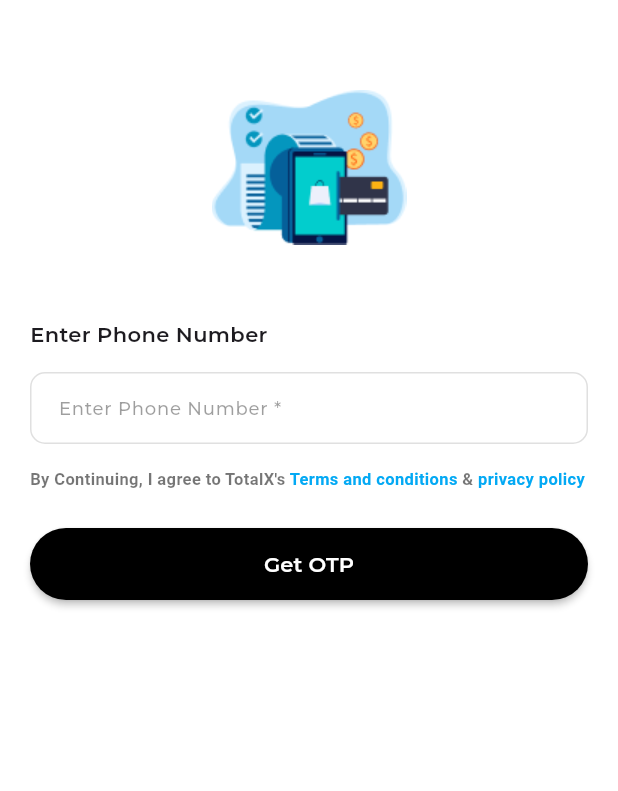
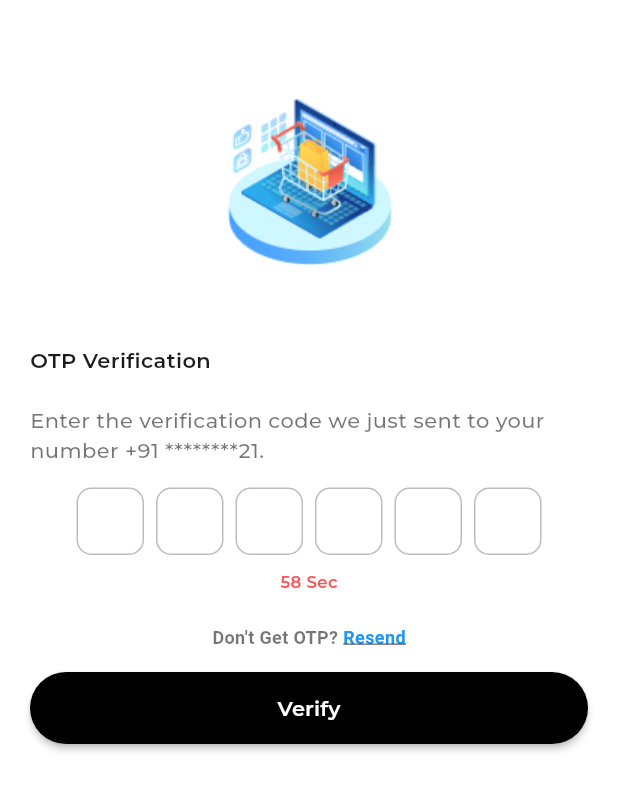
Before and after one commit to faizsr/Totalx-Machine-Task, a Flutter app: the screen it shows after launch, after a tap on "Get OTP", on a phone screen of 412 x 824 dp. Shown: the top 791 px of the screen. Run offline on Flutter 3.47's test engine with Material 3 defaults, Android fonts, the phone set to English and light mode, and no system bars; drawn by our look-alikes of pinput; our stand-ins replace page_transition; project files that could hold a hidden picture were left out.

Commit message:
OTP verification page UI completed

```diff
--- a/lib/src/config/app_textstyles.dart
+++ b/lib/src/config/app_textstyles.dart
@@ -12,6 +12,19 @@ const helperTextStyle2 = TextStyle(
   color: Colors.lightBlue,
 );
 
+const helperTextStyle3 = TextStyle(
+  fontSize: 12,
+  fontWeight: FontWeight.w600,
+  color: Colors.black54,
+);
+
+const helperTextStyle4 = TextStyle(
+  fontSize: 12,
+  fontWeight: FontWeight.w600,
+  color: Colors.blue,
+  decoration: TextDecoration.underline,
+);
+
 const subHeadingTextStyle = TextStyle(
   fontWeight: FontWeight.w600,
 );
--- /dev/null
+++ b/lib/src/config/navigators.dart
@@ -0,0 +1,33 @@
+import 'package:flutter/material.dart';
+import 'package:page_transition/page_transition.dart';
+
+Future<dynamic> nextScreen(context, page) {
+  return Navigator.push(
+    context,
+    PageTransition(
+      child: page,
+      type: PageTransitionType.rightToLeft,
+    ),
+  );
+}
+
+Future<dynamic> nextScreenReplacement(context, page) {
+  return Navigator.pushReplacement(
+    context,
+    PageTransition(
+      child: page,
+      type: PageTransitionType.fade,
+    ),
+  );
+}
+
+Future<dynamic> nextScreenRemoveUntil(context, page) {
+  return Navigator.pushAndRemoveUntil(
+    context,
+    PageTransition(
+      child: page,
+      type: PageTransitionType.rightToLeft,
+    ),
+    (route) => false,
+  );
+}
--- a/lib/src/feature/auth/presentation/views/login_page.dart
+++ b/lib/src/feature/auth/presentation/views/login_page.dart
@@ -1,6 +1,8 @@
 import 'package:flutter/material.dart';
 import 'package:totalx_machine_task/src/config/app_textstyles.dart';
+import 'package:totalx_machine_task/src/config/navigators.dart';
 import 'package:totalx_machine_task/src/config/strings.dart';
+import 'package:totalx_machine_task/src/feature/auth/presentation/views/otp_verification_page.dart';
 import 'package:totalx_machine_task/src/feature/auth/presentation/widgets/custom_input_field.dart';
 import 'package:totalx_machine_task/src/feature/auth/presentation/widgets/filled_button_lg.dart';
 
@@ -32,14 +34,13 @@ class LoginPage extends StatelessWidget {
                 keyboardType: TextInputType.number,
               ),
               const SizedBox(height: 15),
-              continueHelperWidget(
-                helperTextStyle1,
-                helperTextStyle2,
-              ),
+              continueHelperWidget(),
               const SizedBox(height: 25),
               FilledButtonLg(
                 text: 'Get OTP',
-                onPressed: () {},
+                onPressed: () {
+                  nextScreen(context, const OtpVerificationPage());
+                },
               ),
             ],
           ),
@@ -48,11 +49,8 @@ class LoginPage extends StatelessWidget {
     );
   }
 
-  Text continueHelperWidget(
-    TextStyle helperTextStyle1,
-    TextStyle helperTextStyle2,
-  ) {
-    return Text.rich(
+  Text continueHelperWidget() {
+    return const Text.rich(
       TextSpan(
         children: [
           TextSpan(
--- a/lib/src/feature/auth/presentation/views/otp_verification_page.dart
+++ b/lib/src/feature/auth/presentation/views/otp_verification_page.dart
@@ -0,0 +1,102 @@
+import 'package:flutter/material.dart';
+import 'package:totalx_machine_task/src/config/app_textstyles.dart';
+import 'package:totalx_machine_task/src/config/strings.dart';
+import 'package:totalx_machine_task/src/feature/auth/presentation/widgets/filled_button_lg.dart';
+import 'package:totalx_machine_task/src/feature/auth/presentation/widgets/otp_input_field.dart';
+import 'package:totalx_machine_task/src/feature/auth/presentation/widgets/otp_timer_animation.dart';
+
+class OtpVerificationPage extends StatefulWidget {
+  const OtpVerificationPage({super.key});
+
+  @override
+  State<OtpVerificationPage> createState() => _OtpVerificationPageState();
+}
+
+class _OtpVerificationPageState extends State<OtpVerificationPage>
+    with TickerProviderStateMixin {
+  AnimationController? _animationController;
+  int otpTimer = 60;
+
+  @override
+  void dispose() {
+    _animationController!.dispose();
+    super.dispose();
+  }
+
+  @override
+  void initState() {
+    _animationController = AnimationController(
+      vsync: this,
+      duration: Duration(seconds: otpTimer),
+    );
+    _animationController!.forward();
+    super.initState();
+  }
+
+  @override
+  Widget build(BuildContext context) {
+    return SafeArea(
+      child: Scaffold(
+        body: Padding(
+          padding: const EdgeInsets.fromLTRB(20, 50, 20, 20),
+          child: Column(
+            crossAxisAlignment: CrossAxisAlignment.center,
+            children: [
+              const Image(
+                image: AssetImage(otpLogo),
+              ),
+              const SizedBox(height: 40),
+              const Column(
+                crossAxisAlignment: CrossAxisAlignment.start,
+                children: [
+                  Text(
+                    'OTP Verification',
+                    style: subHeadingTextStyle,
+                  ),
+                  SizedBox(height: 20),
+                  Text(
+                    'Enter the verification code we just sent to your number +91 ********21.',
+                    style: TextStyle(color: Colors.black54),
+                  ),
+                ],
+              ),
+              const SizedBox(height: 15),
+              const OtpInputField(),
+              const SizedBox(height: 10),
+              Countdown(
+                animation: StepTween(
+                  begin: otpTimer,
+                  end: 0,
+                ).animate(_animationController!),
+              ),
+              const SizedBox(height: 20),
+              resendHelperWidget(),
+              const SizedBox(height: 15),
+              FilledButtonLg(
+                text: 'Verify',
+                onPressed: () {},
+              ),
+            ],
+          ),
+        ),
+      ),
+    );
+  }
+
+  Text resendHelperWidget() {
+    return const Text.rich(
+      TextSpan(
+        children: [
+          TextSpan(
+            text: "Don't Get OTP? ",
+            style: helperTextStyle3,
+          ),
+          TextSpan(
+            text: 'Resend',
+            style: helperTextStyle4,
+          ),
+        ],
+      ),
+    );
+  }
+}
--- /dev/null
+++ b/lib/src/feature/auth/presentation/widgets/otp_input_field.dart
@@ -0,0 +1,64 @@
+import 'package:flutter/material.dart';
+import 'package:pinput/pinput.dart';
+
+class OtpInputField extends StatelessWidget {
+  const OtpInputField({
+    super.key,
+    this.controller,
+    this.onChanged,
+  });
+
+  final TextEditingController? controller;
+  final void Function(String)? onChanged;
+
+  @override
+  Widget build(BuildContext context) {
+    return Pinput(
+      controller: controller,
+      length: 6,
+      onChanged: onChanged,
+      defaultPinTheme: PinTheme(
+        decoration: BoxDecoration(
+          border: Border.all(color: Colors.black),
+          borderRadius: BorderRadius.circular(10),
+        ),
+        padding: EdgeInsets.zero,
+        width: 45,
+        height: 45,
+        textStyle: const TextStyle(
+          fontSize: 18,
+          fontWeight: FontWeight.w700,
+          color: Colors.red,
+        ),
+      ),
+      followingPinTheme: PinTheme(
+        decoration: BoxDecoration(
+          border: Border.all(color: Colors.black26),
+          borderRadius: BorderRadius.circular(10),
+        ),
+        padding: EdgeInsets.zero,
+        width: 45,
+        height: 45,
+        textStyle: const TextStyle(
+          fontSize: 18,
+          fontWeight: FontWeight.w700,
+          color: Colors.red,
+        ),
+      ),
+      focusedPinTheme: PinTheme(
+        decoration: BoxDecoration(
+          border: Border.all(color: Colors.black),
+          borderRadius: BorderRadius.circular(10),
+        ),
+        padding: EdgeInsets.zero,
+        width: 45,
+        height: 45,
+        textStyle: const TextStyle(
+          fontSize: 18,
+          fontWeight: FontWeight.w700,
+          color: Colors.red,
+        ),
+      ),
+    );
+  }
+}
--- /dev/null
+++ b/lib/src/feature/auth/presentation/widgets/otp_timer_animation.dart
@@ -0,0 +1,29 @@
+import 'package:flutter/material.dart';
+
+class Countdown extends AnimatedWidget {
+  final Animation<int>? animation;
+
+  Countdown({
+    super.key,
+    this.animation,
+  }) : super(listenable: animation!);
+
+  @override
+  build(BuildContext context) {
+    Duration clockTimer = Duration(seconds: animation!.value);
+
+    String timerText =
+        '${clockTimer.inSeconds.remainder(60).toString().padLeft(1, '')} Sec';
+
+    return clockTimer.inSeconds == 0
+        ? const SizedBox()
+        : Text(
+            timerText,
+            style: const TextStyle(
+              fontSize: 11,
+              color: Colors.redAccent,
+              fontWeight: FontWeight.w600,
+            ),
+          );
+  }
+}
--- a/pubspec.yaml
+++ b/pubspec.yaml
@@ -35,6 +35,8 @@ dependencies:
   # The following adds the Cupertino Icons font to your application.
   # Use with the CupertinoIcons class for iOS style icons.
   cupertino_icons: ^1.0.8
+  pinput: ^5.0.0
+  page_transition: ^2.1.0
 
 dev_dependencies:
   flutter_test:
```
Also changed, not shown: pubspec.lock.
